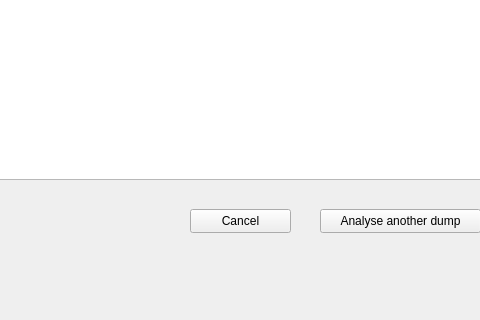
vbaswin/Memory-Forensics-Data-Carving-Tool, file mainwindow.ui: the form before one commit; both pictures show x 219 to 699 and y 280 to 600 of the 800 by 600 pixel window.
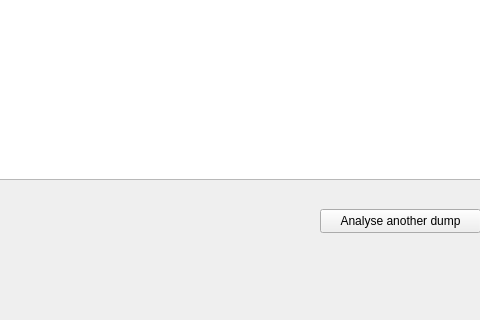
The form after the commit. The open tabs and pages were chosen to show the change.

Commit message: some ui changes added intro page

Diff of the .ui file:
```diff
--- a/mainwindow.ui
+++ b/mainwindow.ui
@@ -14,12 +14,23 @@
    <string>MainWindow</string>
   </property>
   <widget class="QWidget" name="centralwidget">
-   <layout class="QVBoxLayout" name="verticalLayout">
+   <layout class="QHBoxLayout" name="horizontalLayout">
     <item>
      <widget class="QStackedWidget" name="stackedWidget">
       <property name="currentIndex">
        <number>0</number>
       </property>
+      <widget class="QWidget" name="IntroPage">
+       <layout class="QVBoxLayout" name="verticalLayout_2">
+        <item alignment="Qt::AlignHCenter">
+         <widget class="QLabel" name="iconLabel">
+          <property name="text">
+           <string>TextLabel</string>
+          </property>
+         </widget>
+        </item>
+       </layout>
+      </widget>
       <widget class="QWidget" name="MainPage">
        <widget class="QPushButton" name="analyseButton">
         <property name="geometry">
@@ -160,19 +171,6 @@
          <string>Elapsed Time: </string>
         </property>
        </widget>
-       <widget class="QPushButton" name="cancelButton">
-        <property name="geometry">
-         <rect>
-          <x>400</x>
-          <y>480</y>
-          <width>101</width>
-          <height>24</height>
-         </rect>
-        </property>
-        <property name="text">
-         <string>Cancel</string>
-        </property>
-       </widget>
       </widget>
      </widget>
     </item>
```
The commit also changes 6 other files.
